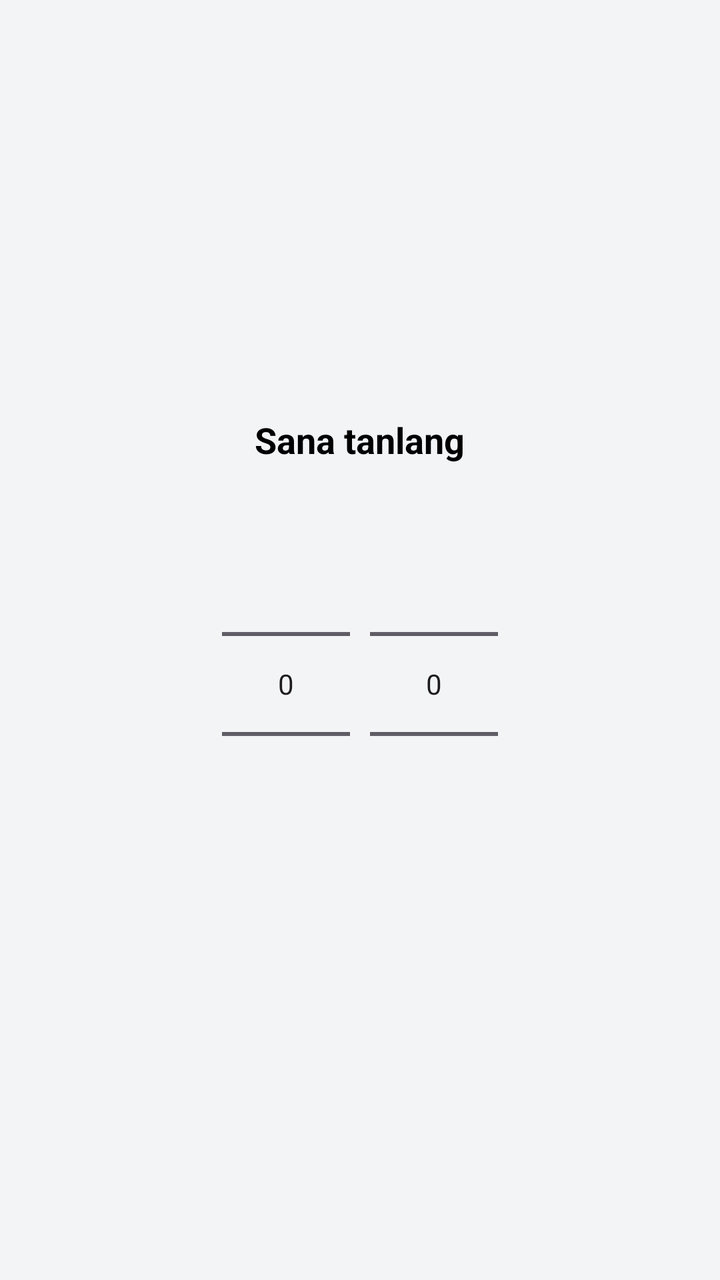
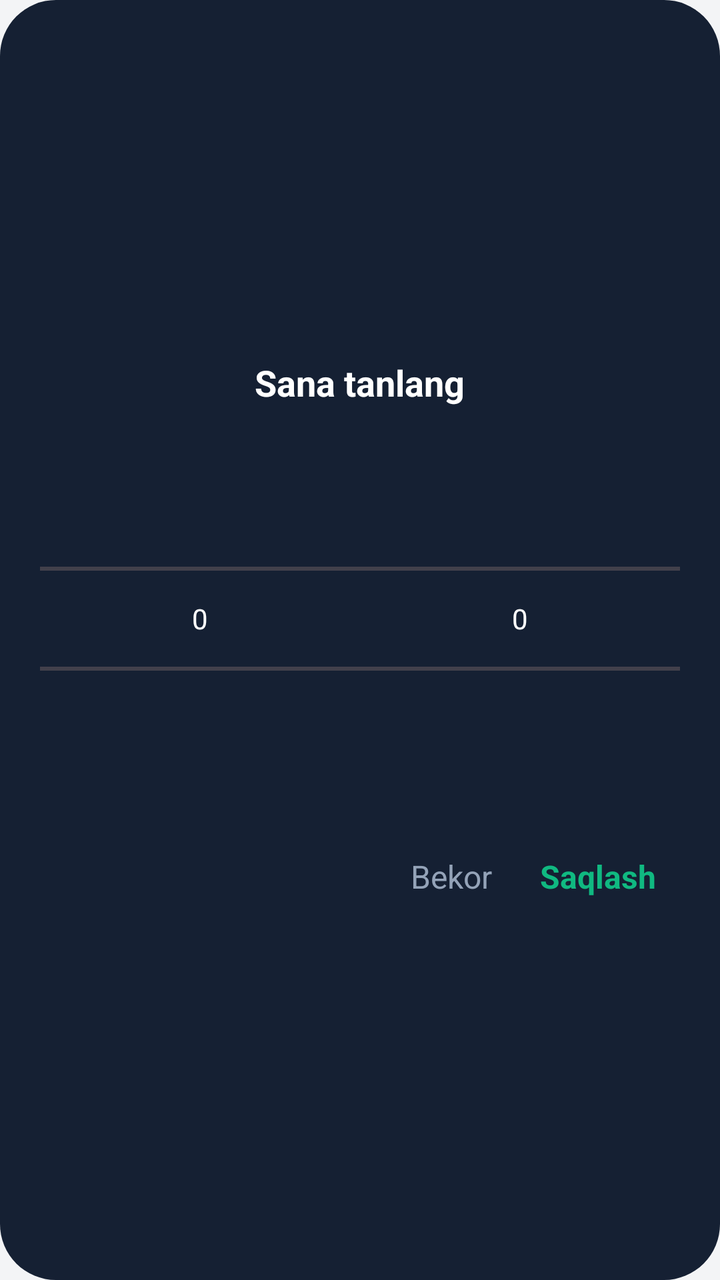

Screens rendered from an Android XML layout before and after an edit, with the pre-edit source and the edit as a unified diff.
<!-- AndroidManifest.xml: application theme Theme.Haftalikharajat -->
<!-- res/layout/dialog_month_year_picker.xml -->
<?xml version="1.0" encoding="utf-8"?>
<LinearLayout xmlns:android="http://schemas.android.com/apk/res/android"
    android:layout_width="match_parent"
    android:layout_height="wrap_content"
    android:orientation="vertical"
    android:padding="20dp"
    android:gravity="center">

    <TextView
        android:layout_width="wrap_content"
        android:layout_height="wrap_content"
        android:text="Sana tanlang"
        android:textSize="18sp"
        android:textStyle="bold"
        android:textColor="@color/black"
        android:layout_marginBottom="20dp"/>

    <LinearLayout
        android:layout_width="wrap_content"
        android:layout_height="wrap_content"
        android:orientation="horizontal">

        <NumberPicker
            android:id="@+id/picker_month"
            android:layout_width="wrap_content"
            android:layout_height="wrap_content"
            android:layout_marginEnd="10dp" />

        <NumberPicker
            android:id="@+id/picker_year"
            android:layout_width="wrap_content"
            android:layout_height="wrap_content" />
    </LinearLayout>
</LinearLayout>
<!-- resources referenced by this layout -->
<resources>
  <color name="black">#000000</color>
  <style name="Theme.Haftalikharajat" parent="Base.Theme.Haftalikharajat" />
  <style name="Base.Theme.Haftalikharajat" parent="Theme.Material3.DayNight.NoActionBar">
          <item name="colorPrimary">@color/primary</item>
          <item name="android:windowBackground">@color/bg_app</item>
          <item name="android:statusBarColor">@color/bg_app</item>
          <item name="android:windowLightStatusBar" tools:targetApi="m">true</item>
      </style>
  <color name="primary">#10B981</color>
  <color name="bg_app">#F3F4F6</color>
</resources>

<!-- the commit's change to res/layout/dialog_month_year_picker.xml (unified diff, before → after) -->
@@ -4,31 +4,71 @@
     android:layout_height="wrap_content"
     android:orientation="vertical"
     android:padding="20dp"
-    android:gravity="center">
+    android:background="@drawable/bg_dialog_dark"
+    android:gravity="center"
+    android:minWidth="280dp">
 
     <TextView
+        android:id="@+id/tv_dialog_title"
         android:layout_width="wrap_content"
         android:layout_height="wrap_content"
         android:text="Sana tanlang"
         android:textSize="18sp"
         android:textStyle="bold"
-        android:textColor="@color/black"
-        android:layout_marginBottom="20dp"/>
+        android:textColor="@color/dark_text_primary"
+        android:layout_marginBottom="16dp"/>
 
     <LinearLayout
-        android:layout_width="wrap_content"
+        android:layout_width="match_parent"
         android:layout_height="wrap_content"
-        android:orientation="horizontal">
+        android:orientation="horizontal"
+        android:gravity="center">
 
         <NumberPicker
             android:id="@+id/picker_month"
-            android:layout_width="wrap_content"
+            android:layout_width="0dp"
             android:layout_height="wrap_content"
-            android:layout_marginEnd="10dp" />
+            android:layout_weight="1"
+            android:theme="@style/NumberPickerStyle"/>
 
         <NumberPicker
             android:id="@+id/picker_year"
+            android:layout_width="0dp"
+            android:layout_height="wrap_content"
+            android:layout_weight="1"
+            android:theme="@style/NumberPickerStyle"/>
+    </LinearLayout>
+
+    <LinearLayout
+        android:layout_width="match_parent"
+        android:layout_height="wrap_content"
+        android:orientation="horizontal"
+        android:gravity="end"
+        android:layout_marginTop="16dp">
+
+        <TextView
+            android:id="@+id/btn_cancel"
             android:layout_width="wrap_content"
-            android:layout_height="wrap_content" />
+            android:layout_height="wrap_content"
+            android:text="Bekor"
+            android:textColor="@color/dark_text_secondary"
+            android:textSize="16sp"
+            android:padding="12dp"
+            android:clickable="true"
+            android:focusable="true"
+            android:background="?attr/selectableItemBackgroundBorderless"/>
+
+        <TextView
+            android:id="@+id/btn_confirm"
+            android:layout_width="wrap_content"
+            android:layout_height="wrap_content"
+            android:text="Saqlash"
+            android:textColor="@color/primary"
+            android:textSize="16sp"
+            android:textStyle="bold"
+            android:padding="12dp"
+            android:clickable="true"
+            android:focusable="true"
+            android:background="?attr/selectableItemBackgroundBorderless"/>
     </LinearLayout>
 </LinearLayout>
<!-- resource entries referenced after the edit -->
@@ -1,6 +1,7 @@
 <!-- resources referenced by this layout -->
 <resources>
-  <color name="black">#000000</color>
+  <color name="dark_text_primary">#FFFFFF</color>
+  <color name="dark_text_secondary">#94A3B8</color>
   <style name="Theme.Haftalikharajat" parent="Base.Theme.Haftalikharajat" />
   <style name="Base.Theme.Haftalikharajat" parent="Theme.Material3.DayNight.NoActionBar">
           <item name="colorPrimary">@color/primary</item>
@@ -9,6 +10,16 @@
           <item name="android:windowLightStatusBar" tools:targetApi="m">true</item>
       </style>
   <color name="primary">#10B981</color>
+  <!-- drawable bg_dialog_dark (drawable) -->
+  <?xml version="1.0" encoding="utf-8"?>
+  <shape xmlns:android="http://schemas.android.com/apk/res/android">
+      <solid android:color="#152033" />
+      <corners android:radius="28dp" />
+  </shape>
+  <style name="NumberPickerStyle">
+          <item name="android:textColorPrimary">@color/dark_text_primary</item>
+          <item name="android:editTextColor">@color/dark_text_primary</item>
+      </style>
   <color name="bg_app">#F3F4F6</color>
 </resources>
 
